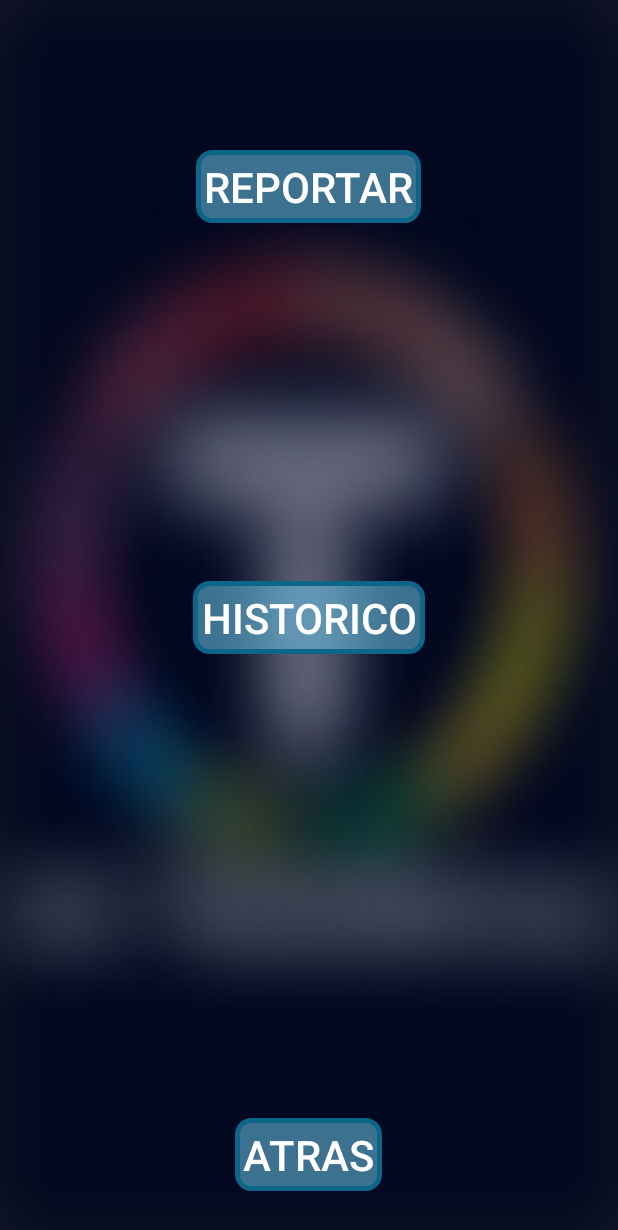
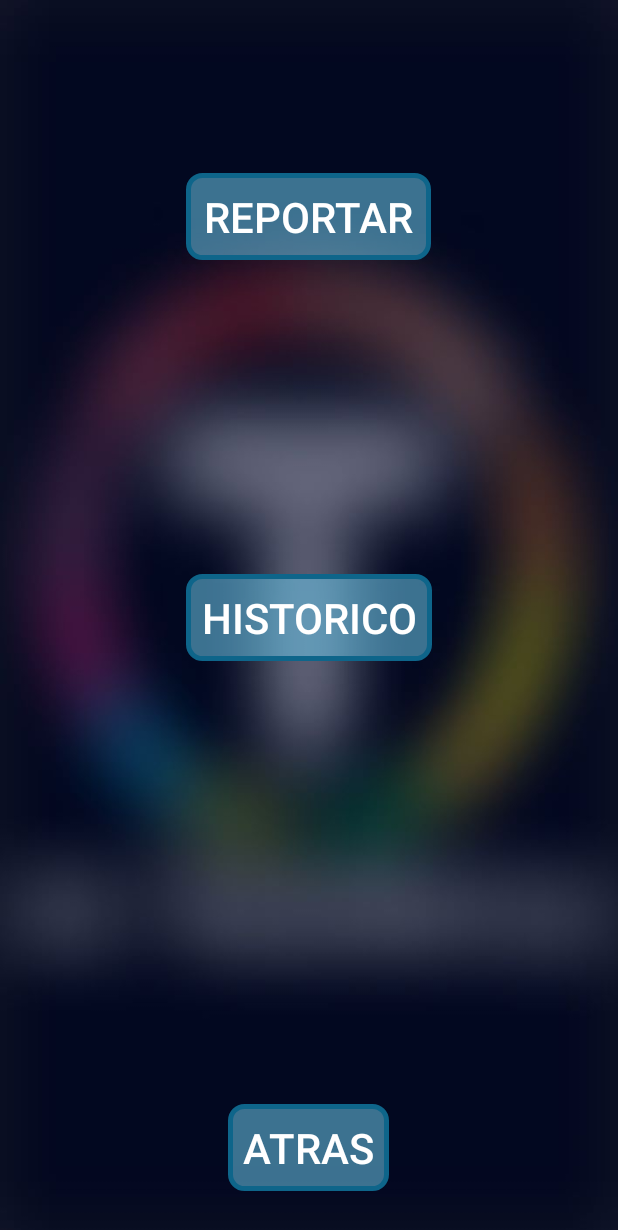
Before and after one commit to Chuchi/Bazar, an Android app: the MainActivity screen opened directly, with no data from a screen before it, on a phone screen of 412 x 824 dp. Shown: the top 1230 px of the screen. Run offline under Robolectric (Android 15) with nearby library versions, the phone set to English and light mode, and no system bars.

Commit message:
La noche del Viernes

```diff
--- a/app/src/main/res/layout/activity_main.xml
+++ b/app/src/main/res/layout/activity_main.xml
@@ -24,9 +24,12 @@
 
             android:layout_centerInParent="true"
             android:layout_gravity="center_vertical"
-            android:layout_marginTop="100dp"
+            android:layout_marginTop="115dp"
             android:background="@drawable/rounded_corner"
-            android:padding="5dp"
+            android:paddingBottom="10dp"
+            android:paddingEnd="12dp"
+            android:paddingStart="12dp"
+            android:paddingTop="10dp"
             android:text="@string/Reportar"
             android:textAlignment="center"
             android:textColor="@android:color/white"
@@ -41,7 +44,7 @@
 
             android:layout_gravity="center_vertical"
             android:background="@drawable/rounded_corner"
-        android:padding="5dp"
+            android:padding="10dp"
             android:text="@string/Historico"
             android:textAlignment="center"
             android:textColor="@android:color/white"
@@ -58,7 +61,7 @@
             android:layout_centerInParent="true"
             android:layout_marginBottom="30dp"
             android:background="@drawable/rounded_corner"
-            android:padding="5dp"
+            android:padding="10dp"
             android:text="@string/Atras"
             android:textAlignment="center"
             android:textColor="@android:color/white"
--- a/app/src/main/res/values/strings.xml
+++ b/app/src/main/res/values/strings.xml
@@ -12,7 +12,7 @@
     <string name="Usuar1">Benedicto Aruni</string>
     <string name="Usuar2">Ruben Apaza</string>
     <string name="Usuar3">Guido Gracia</string>
-    <string name="Operaciones">Operaciones</string>
+    <string name="Operaciones"> Operaciones </string>
     <string name="Mantenimiento">Mantenimiento</string>
     <string name="Historico">Historico</string>
     <string name="Atras">Atras</string>
```
Also changed, not shown: app/src/main/java/com/sincro/allup/Historicos.java (+14 -4 lines), app/src/main/res/layout/activity_departamentos.xml (+12 -3 lines), app/src/main/res/layout/activity_historicos.xml (+16 -2 lines), app/src/main/res/drawable/calendito.png (deleted), app/src/main/res/drawable/captur.jpg (added), app/src/main/res/drawable/descarga.png (deleted), app/src/main/res/drawable/desde_archivo.png (deleted), app/src/main/res/drawable/mitele.png (deleted), app/src/main/res/drawable/tomar_foto.png (deleted). Lines whose indentation alone changed are shown as unchanged.
